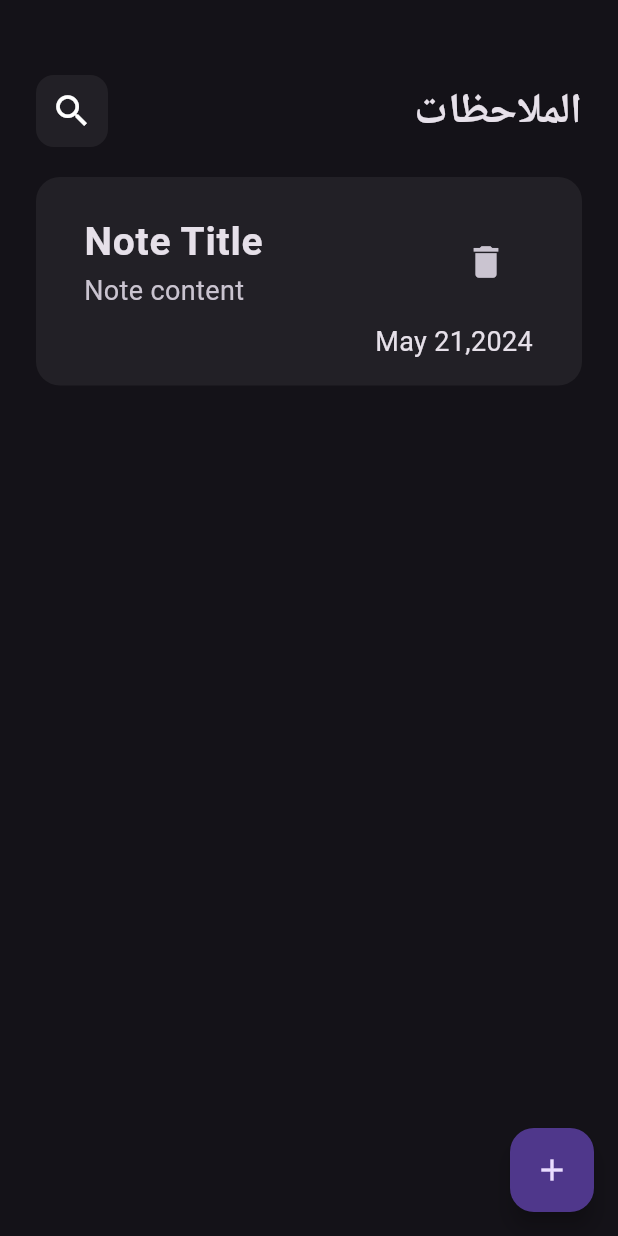
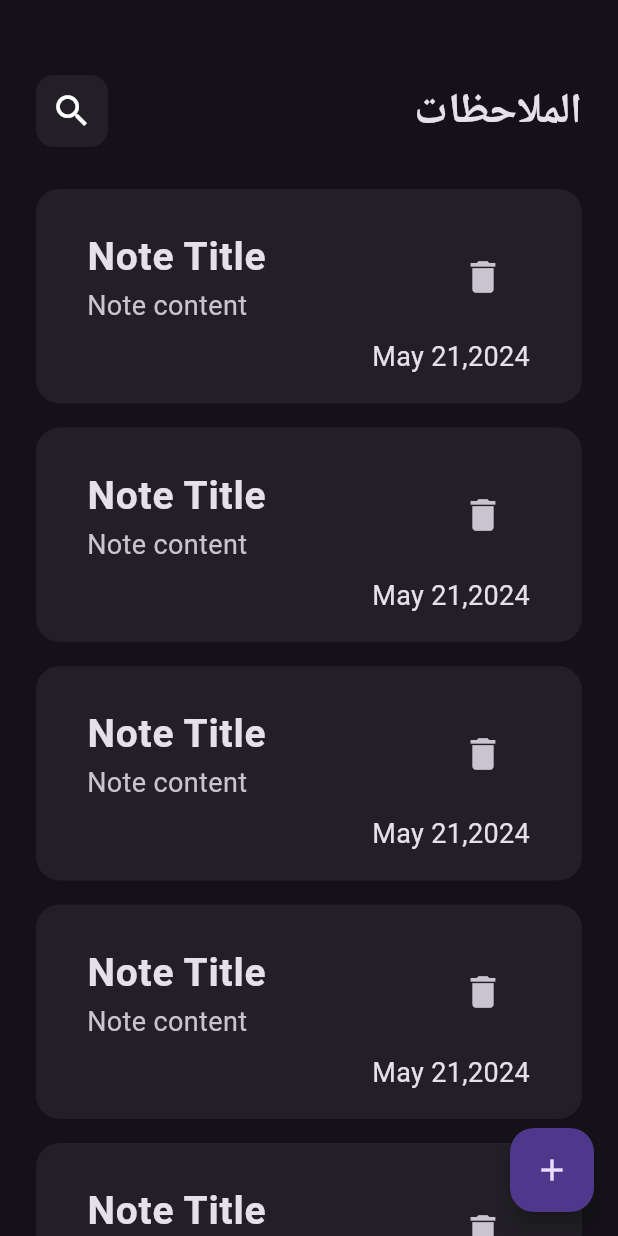
Before and after one commit to MohamedNaif/note_app, a Flutter app: the screen it shows after launch, on a phone screen of 412 x 824 dp. Run offline on Flutter 3.47's test engine with Material 3 defaults, Android fonts, the phone set to English and light mode, and no system bars.

Commit message:
note list view

```diff
--- a/lib/features/note_feature/presentation/views/widgets/custom_note_item.dart
+++ b/lib/features/note_feature/presentation/views/widgets/custom_note_item.dart
@@ -6,7 +6,7 @@ class CustomNoteItem extends StatelessWidget {
   @override
   Widget build(BuildContext context) {
     return Container(
-      padding: const EdgeInsets.all(16),
+      padding: const EdgeInsets.all(18),
       decoration: BoxDecoration(
         color: Colors.grey.withOpacity(0.1),
         borderRadius: BorderRadius.circular(16),
--- /dev/null
+++ b/lib/features/note_feature/presentation/views/widgets/note_list_view.dart
@@ -0,0 +1,22 @@
+
+
+
+import 'package:flutter/material.dart';
+
+import 'custom_note_item.dart';
+
+class NoteListView extends StatelessWidget {
+  const NoteListView({super.key});
+
+  @override
+  Widget build(BuildContext context) {
+    return ListView.builder(
+      itemBuilder: (context, index) {
+        return const Padding(
+          padding: EdgeInsets.symmetric(vertical: 8),
+          child: CustomNoteItem(),
+        );
+      },
+    );
+  }
+}
--- a/lib/features/note_feature/presentation/views/widgets/notes_view_body.dart
+++ b/lib/features/note_feature/presentation/views/widgets/notes_view_body.dart
@@ -2,7 +2,8 @@ import 'package:flutter/material.dart';
 import 'package:flutter/widgets.dart';
 
 import 'custom_app_bar.dart';
-import 'custom_note_item.dart';
+
+import 'note_list_view.dart';
 
 class NotesViewBody extends StatelessWidget {
   const NotesViewBody({super.key});
@@ -20,7 +21,7 @@ class NotesViewBody extends StatelessWidget {
           SizedBox(
             height: 20,
           ),
-          CustomNoteItem()
+          Expanded(child: NoteListView())
         ],
       ),
     );
```
